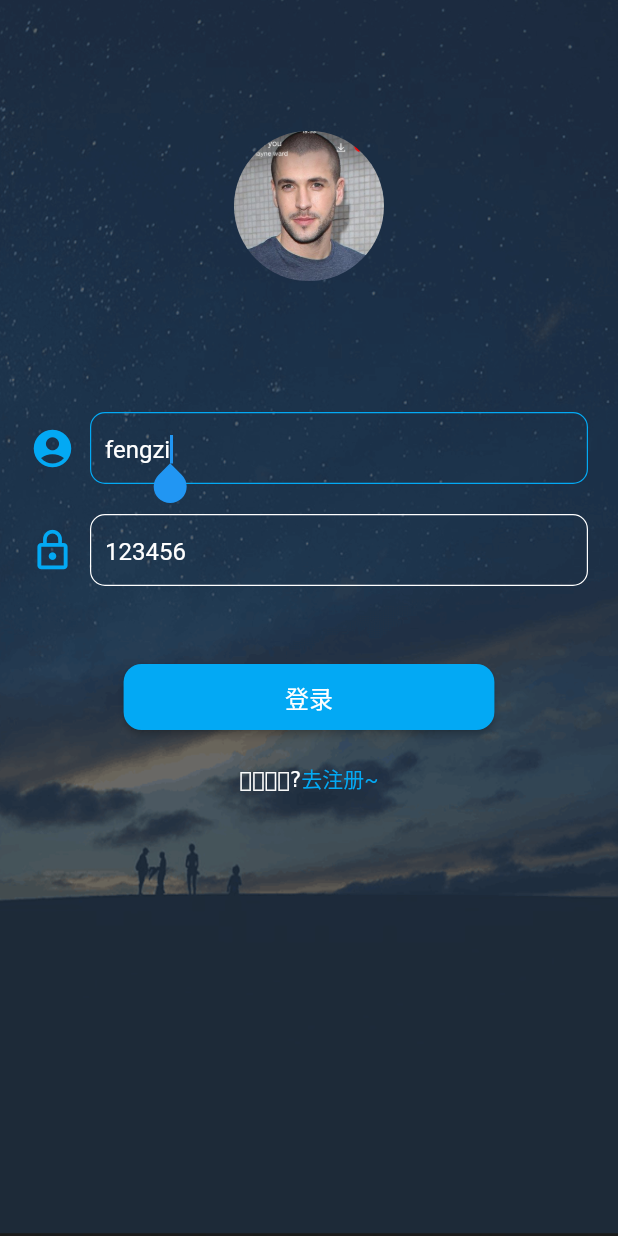
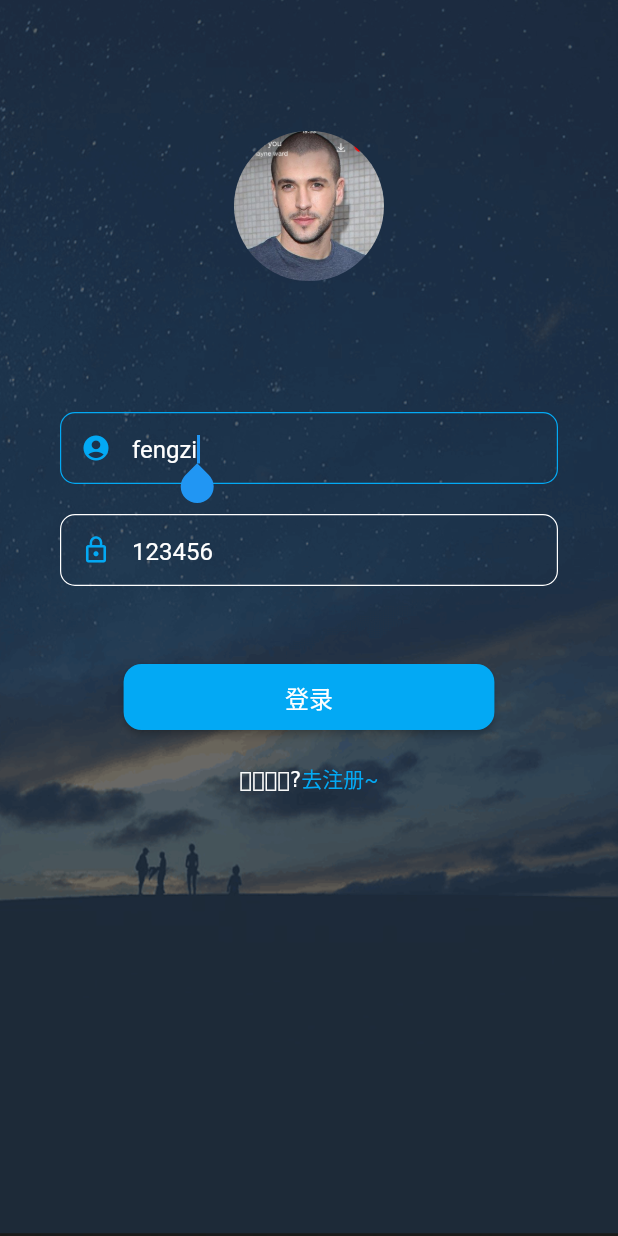
Before and after one commit to bikeming/firstFlutter, a Flutter app: the screen it shows after launch, on a phone screen of 412 x 824 dp. Run offline on Flutter 3.47's test engine with Material 2 defaults, Android fonts, the phone set to English and light mode, and no system bars; our stand-ins replace dio, flutter_easyrefresh, flutter_screenutil, flutter_swiper, fluttertoast; missing offline and left inert: flutter_webview_plugin.

Commit message:
优化代码

```diff
--- a/lib/ui/LoginPage.dart
+++ b/lib/ui/LoginPage.dart
@@ -48,7 +48,7 @@ class LoginPage extends StatelessWidget {
             flex: 1,
           ),
 
-          ///主题页面
+          ///主体页面
           Expanded(
             child: new LoginBody(),
             flex: 2,
@@ -88,7 +88,7 @@ class LoginBody extends StatelessWidget {
           registRichText()
         ],
       ),
-      margin: EdgeInsets.only(left: 20, right: 20),
+      margin: EdgeInsets.only(left: 40, right: 40),
     );
   }
 
@@ -162,60 +162,39 @@ class LoginBody extends StatelessWidget {
           primaryColor: Colors.lightBlue,
           hintColor: Colors.white70,
         ),
-        child: new Row(
-          crossAxisAlignment: CrossAxisAlignment.center,
-          children: <Widget>[
-            Container(
-              child: Icon(
-                Icons.account_circle,
-                color: Colors.lightBlue,
-                size: 30,
-              ),
-              margin: EdgeInsets.only(right: 10),
-            ),
-            Expanded(
         child: TextField(
             autofocus: true,
             controller: _userNameController,
 //                    textInputAction: TextInputAction.newline,
             style: TextStyle(color: Colors.white),
             decoration: InputDecoration(
+                prefixIcon: Icon(Icons.account_circle,
+                    color: Colors.lightBlue, size: 20),
                 hintText: "用户名",
                 contentPadding: EdgeInsets.all(10),
                 enabledBorder: OutlineInputBorder(
-                          borderSide:
-                              BorderSide(color: Colors.white, width: 0.8),
+                  borderSide: BorderSide(color: Colors.white, width: 0.8),
                   borderRadius: BorderRadius.all(Radius.circular(10)),
                 ),
                 focusedBorder: OutlineInputBorder(
-                          borderSide:
-                              BorderSide(color: Colors.lightBlue, width: 0.8),
+                  borderSide: BorderSide(color: Colors.lightBlue, width: 0.8),
                   borderRadius: BorderRadius.all(Radius.circular(10)),
-                        ))))
-          ],
-        ));
+                ))));
   }
 
   Widget pwd() {
     return Container(
       margin: EdgeInsets.only(top: 20),
-      child: Row(
-        crossAxisAlignment: CrossAxisAlignment.center,
-        children: <Widget>[
-          Container(
-            child: Icon(
-              Icons.lock_outline,
-              color: Colors.lightBlue,
-              size: 30,
-            ),
-            margin: EdgeInsets.only(right: 10),
-          ),
-          Expanded(
       child: TextField(
           controller: _pwdController,
 //                textInputAction: TextInputAction.go,
           style: TextStyle(color: Colors.white),
           decoration: InputDecoration(
+              prefixIcon: Icon(
+                Icons.lock_outline,
+                color: Colors.lightBlue,
+                size: 20,
+              ),
               hintText: "密码",
               hintStyle: TextStyle(color: Colors.white70),
               contentPadding: EdgeInsets.all(10),
@@ -224,12 +203,9 @@ class LoginBody extends StatelessWidget {
                 borderRadius: BorderRadius.all(Radius.circular(10)),
               ),
               focusedBorder: OutlineInputBorder(
-                        borderSide:
-                            BorderSide(color: Colors.lightBlue, width: 0.8),
+                borderSide: BorderSide(color: Colors.lightBlue, width: 0.8),
                 borderRadius: BorderRadius.all(Radius.circular(10)),
-                      ))))
-        ],
-      ),
+              ))),
     );
   }
 }
--- a/lib/ui/system/DetailBodyPage.dart
+++ b/lib/ui/system/DetailBodyPage.dart
@@ -4,6 +4,7 @@ import 'package:flutter/material.dart';
 import 'package:firstflutter/http/DioUtil.dart';
 import 'DetailItem.dart';
 import 'package:firstflutter/widgets/LoadEndWidget.dart';
+import 'package:firstflutter/widgets/LoadingWidget.dart';
 
 /// @author: jm
 /// @date: 2019/7/8 17:18
@@ -58,6 +59,10 @@ class _DetailBodyPageState extends State<DetailBodyPage> {
 
   @override
   Widget build(BuildContext context) {
+    if (lastBlocList.isEmpty) {
+      return LoadingWidget();
+    }
+
     return RefreshIndicator(
       child: ListView.builder(
         controller: scrollController,
```
Also changed, not shown: lib/ui/home/Page1.dart (+7 -6 lines), lib/ui/system/Page2.dart (+3 -12 lines), lib/widgets/LoadingWidget.dart (added, +29 -0 lines). Lines whose indentation alone changed are shown as unchanged.
